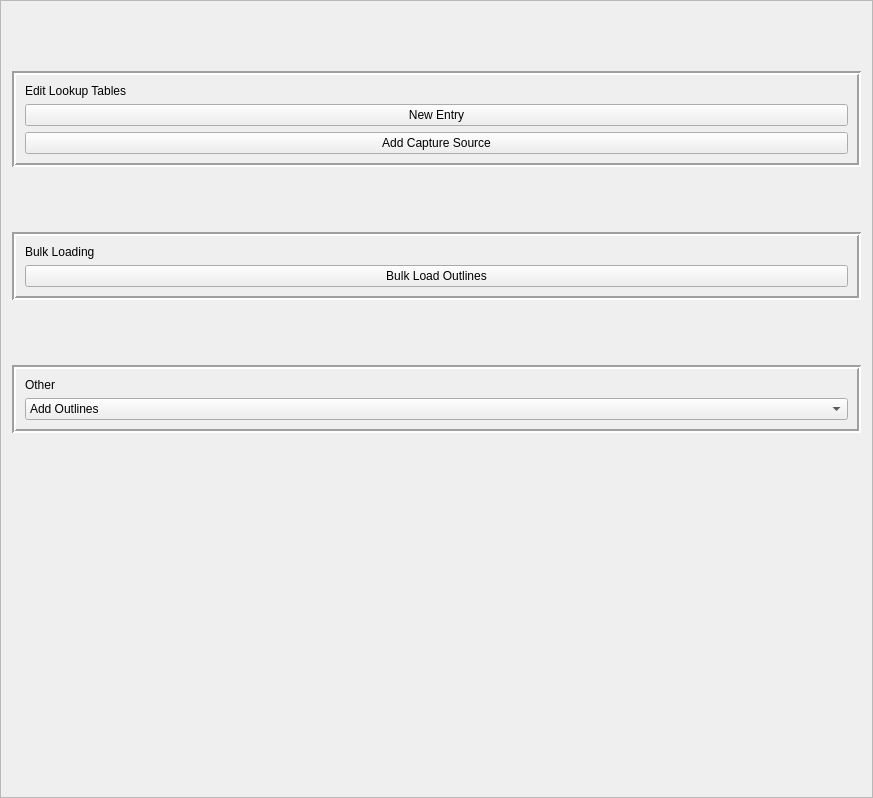
First picture: the form in buildings/gui/menu.ui, repository linz/nz-buildings, before the edit.
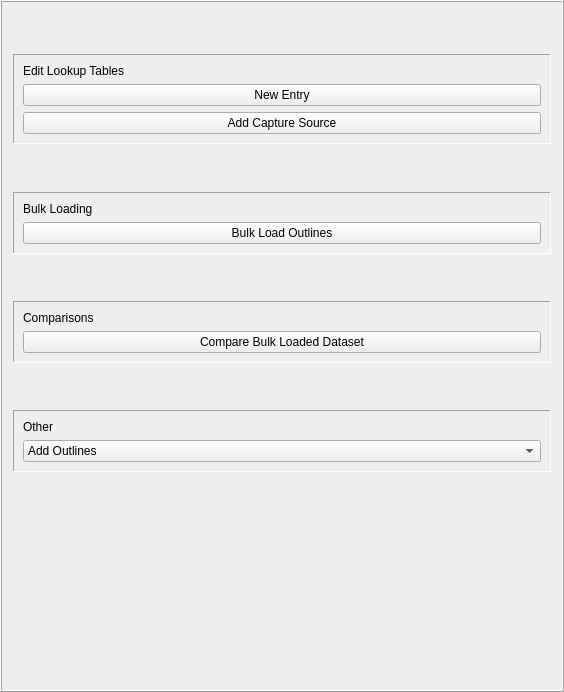
Second picture: the form after the edit.

Commit message: split bulk load dataset

Patch:
```diff
--- a/buildings/gui/menu.ui
+++ b/buildings/gui/menu.ui
@@ -6,15 +6,15 @@
    <rect>
     <x>0</x>
     <y>0</y>
-    <width>873</width>
-    <height>798</height>
+    <width>564</width>
+    <height>692</height>
    </rect>
   </property>
   <property name="windowTitle">
    <string>Action To Be taken</string>
   </property>
   <property name="frameShape">
-   <enum>QFrame::StyledPanel</enum>
+   <enum>QFrame::Box</enum>
   </property>
   <property name="frameShadow">
    <enum>QFrame::Raised</enum>
@@ -36,13 +36,13 @@
    <item>
     <widget class="QFrame" name="frame">
      <property name="frameShape">
-      <enum>QFrame::Box</enum>
+      <enum>QFrame::Panel</enum>
      </property>
      <property name="frameShadow">
       <enum>QFrame::Sunken</enum>
      </property>
      <property name="lineWidth">
-      <number>2</number>
+      <number>1</number>
      </property>
      <layout class="QVBoxLayout" name="verticalLayout">
       <item>
@@ -57,6 +57,15 @@
         <property name="text">
          <string>New Entry</string>
         </property>
+        <property name="autoDefault">
+         <bool>false</bool>
+        </property>
+        <property name="default">
+         <bool>false</bool>
+        </property>
+        <property name="flat">
+         <bool>false</bool>
+        </property>
        </widget>
       </item>
       <item>
@@ -85,13 +94,13 @@
    <item>
     <widget class="QFrame" name="frame_2">
      <property name="frameShape">
-      <enum>QFrame::Box</enum>
+      <enum>QFrame::Panel</enum>
      </property>
      <property name="frameShadow">
       <enum>QFrame::Sunken</enum>
      </property>
      <property name="lineWidth">
-      <number>2</number>
+      <number>1</number>
      </property>
      <layout class="QVBoxLayout" name="verticalLayout_2">
       <item>
@@ -111,6 +120,48 @@
      </layout>
     </widget>
    </item>
+   <item>
+    <spacer name="verticalSpacer_10">
+     <property name="orientation">
+      <enum>Qt::Vertical</enum>
+     </property>
+     <property name="sizeHint" stdset="0">
+      <size>
+       <width>20</width>
+       <height>40</height>
+      </size>
+     </property>
+    </spacer>
+   </item>
+   <item>
+    <widget class="QFrame" name="frame_4">
+     <property name="frameShape">
+      <enum>QFrame::Panel</enum>
+     </property>
+     <property name="frameShadow">
+      <enum>QFrame::Sunken</enum>
+     </property>
+     <property name="lineWidth">
+      <number>1</number>
+     </property>
+     <layout class="QVBoxLayout" name="verticalLayout_5">
+      <item>
+       <widget class="QLabel" name="label_4">
+        <property name="text">
+         <string>Comparisons</string>
+        </property>
+       </widget>
+      </item>
+      <item>
+       <widget class="QPushButton" name="btn_compare">
+        <property name="text">
+         <string>Compare Bulk Loaded Dataset</string>
+        </property>
+       </widget>
+      </item>
+     </layout>
+    </widget>
+   </item>
    <item>
     <spacer name="verticalSpacer_3">
      <property name="orientation">
@@ -127,13 +178,13 @@
    <item>
     <widget class="QFrame" name="frame_3">
      <property name="frameShape">
-      <enum>QFrame::Box</enum>
+      <enum>QFrame::Panel</enum>
      </property>
      <property name="frameShadow">
       <enum>QFrame::Sunken</enum>
      </property>
      <property name="lineWidth">
-      <number>2</number>
+      <number>1</number>
      </property>
      <layout class="QVBoxLayout" name="verticalLayout_4">
       <item>
@@ -170,19 +221,6 @@
      </layout>
     </widget>
    </item>
-   <item>
-    <spacer name="verticalSpacer_4">
-     <property name="orientation">
-      <enum>Qt::Vertical</enum>
-     </property>
-     <property name="sizeHint" stdset="0">
-      <size>
-       <width>20</width>
-       <height>40</height>
-      </size>
-     </property>
-    </spacer>
-   </item>
    <item>
     <spacer name="verticalSpacer_9">
      <property name="orientation">
```
The commit also changes 5 other files.
